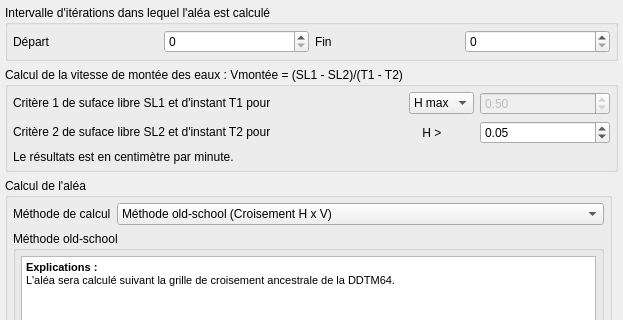
This is PostTelemac/meshlayertools/AleaTool.ui in nicogodet/PostTelemac as Qt 5 draws it before an edit; both pictures show x 0 to 623 and y 0 to 320 of the 623 by 873 pixel window. The edited form follows.
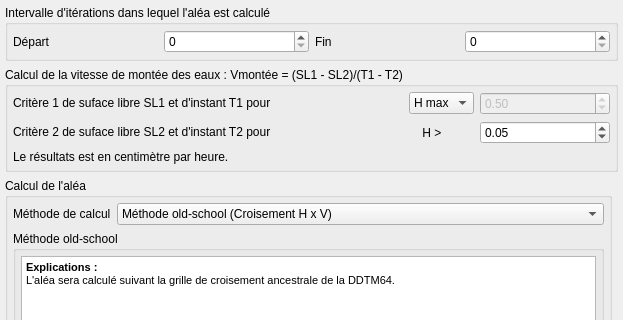
This is the edited form. Icons and pictures are not drawn.

Commit message: Changement d'unité de la vitesse de montée

What changed in the file:
```diff
--- a/PostTelemac/meshlayertools/AleaTool.ui
+++ b/PostTelemac/meshlayertools/AleaTool.ui
@@ -156,7 +156,7 @@
       <item row="2" column="0">
        <widget class="QLabel" name="label_6">
         <property name="text">
-         <string>Le résultats est en centimètre par minute.</string>
+         <string>Le résultats est en centimètre par heure.</string>
         </property>
        </widget>
       </item>
```
The commit also changes 1 other file.
